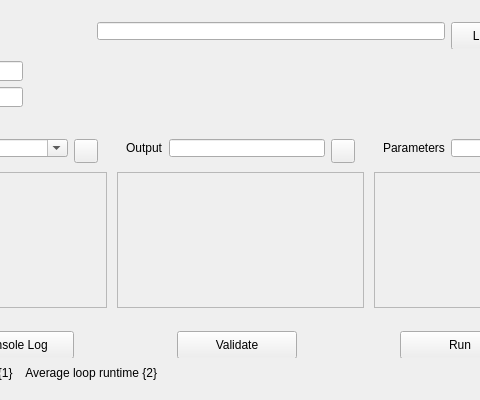
Before: the Qt Designer form rena/ui/ScriptingWidget.ui in PhysioLabXR/PhysioLabXR-Community, drawn with Qt 5; both pictures show x 163 to 643 and y 0 to 400 of the 800 by 400 pixel window.
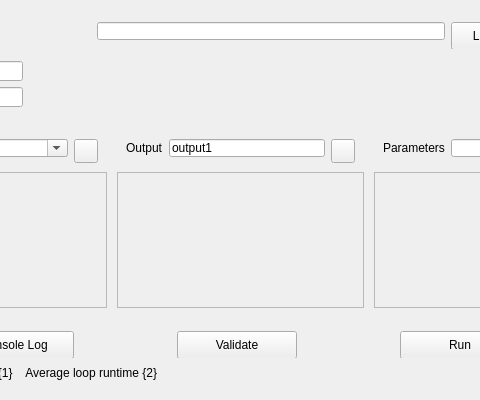
After: the same form once the commit is applied.

Commit message: complete input and output interface in rena scripting

```diff
--- a/rena/ui/ScriptingWidget.ui
+++ b/rena/ui/ScriptingWidget.ui
@@ -317,7 +317,7 @@
        </widget>
       </item>
       <item>
-       <widget class="QWidget" name="widget_input" native="true">
+       <widget class="QWidget" name="widget_output" native="true">
         <layout class="QVBoxLayout" name="vboxlayout_1">
          <property name="leftMargin">
           <number>2</number>
@@ -348,7 +348,11 @@
              </widget>
             </item>
             <item>
-             <widget class="QLineEdit" name="lineEdit_2"/>
+             <widget class="QLineEdit" name="output_lineEdit">
+              <property name="text">
+               <string>output1</string>
+              </property>
+             </widget>
             </item>
             <item>
              <widget class="QPushButton" name="addOutput_btn">
@@ -400,7 +404,7 @@
        </widget>
       </item>
       <item>
-       <widget class="QWidget" name="widget_input" native="true">
+       <widget class="QWidget" name="widget_params" native="true">
         <layout class="QVBoxLayout" name="vboxlayout_1">
          <property name="leftMargin">
           <number>2</number>
@@ -475,7 +479,7 @@
               <height>134</height>
              </rect>
             </property>
-            <layout class="QFormLayout" name="inputScrollLayout"/>
+            <layout class="QVBoxLayout" name="paramsLayout"/>
            </widget>
           </widget>
          </item>
```
Left out of the diff: 8 changed lines with no effect on the pictures. The commit also changes 9 other files.
